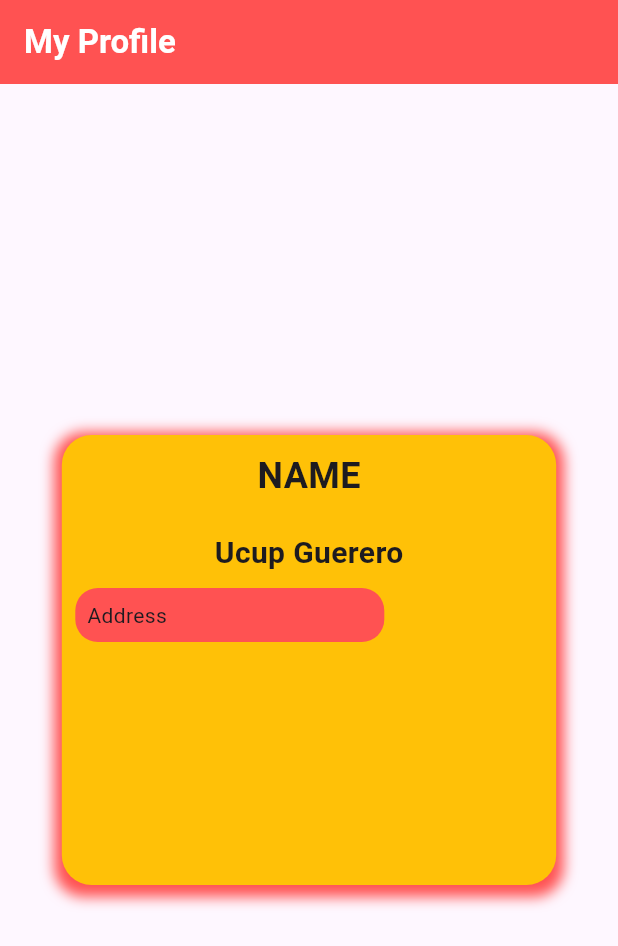
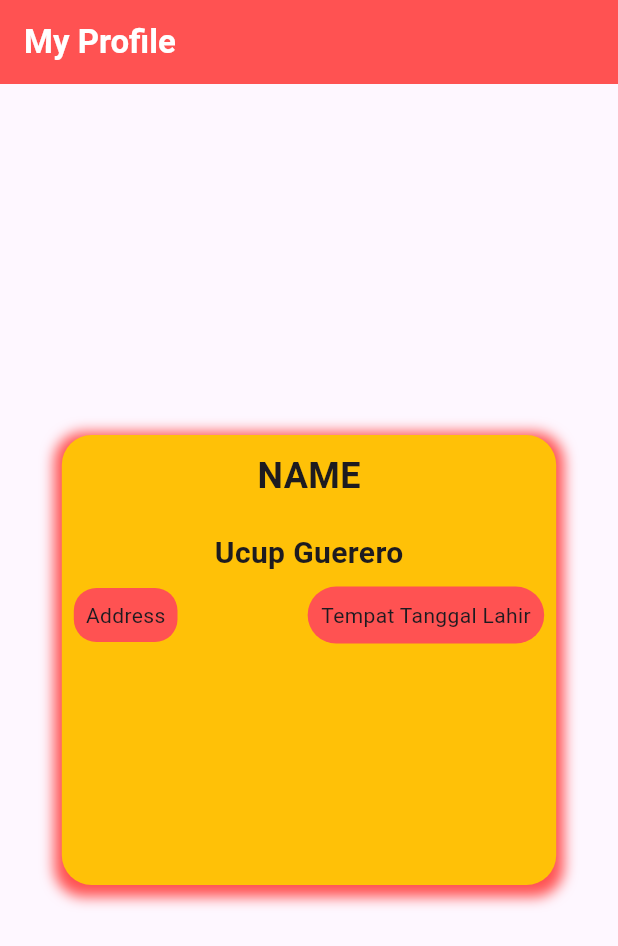
Before and after one commit to AqilAlt/flutter_profile_card, a Flutter app: the screen it shows after launch, on a phone screen of 412 x 824 dp. Shown: the top 946 px of the screen. Run offline on Flutter 3.47's test engine with Material 3 defaults, Android fonts, the phone set to English and light mode, and no system bars.

Commit message:
Belajar row

```diff
--- a/lib/profile.dart
+++ b/lib/profile.dart
@@ -59,23 +59,49 @@ class ProfileCard extends StatelessWidget {
                       fontWeight: FontWeight.bold),
                   ),
                   Row(
+                    mainAxisAlignment: MainAxisAlignment.spaceBetween,
+                    /**
+                     * start => kiri
+                     * center => tengah
+                     * end => kanan
+                     * spaceBetween => kepojok dari bagian
+                     * spaceAround => ketengah dari bagian
+                     * spaceEvenly => ketengah hampir mirip spaceAround
+                     */
                     children: <Widget>[
                       Padding(
-                        padding: const EdgeInsets.all(9.0),
+                        padding: const EdgeInsets.all(8.0),
                         child: Column(
                           children: <Widget>[
                             Container(
-                              width: MediaQuery.of(context).size.width * 0.5,
                               decoration: BoxDecoration(color: Colors.redAccent, borderRadius: BorderRadius.circular(15,)),
                               child: Padding(
                                 padding: const EdgeInsets.all(8.0),
-                                child: Text('Address'),
+                                child: Text('Address',),
                               ),
                           )
                           ],
                         ),
                       ),
-                      Column(),
+                      Padding(
+                        padding: const EdgeInsets.all(8.0),
+                        child: Column(
+                          children: <Widget>[
+                            Container(
+                              decoration: BoxDecoration(
+                                color:  Colors.redAccent,
+                                borderRadius: BorderRadius.circular(20)
+
+                              ),
+                          child: Padding(
+                            padding: const EdgeInsets.all(9),
+                            child: Text('Tempat Tanggal Lahir'),
+
+                          ),
+                            ),
+                          ],
+                        ),
+                      ),
                     ],
                   ),
                 ],
```
